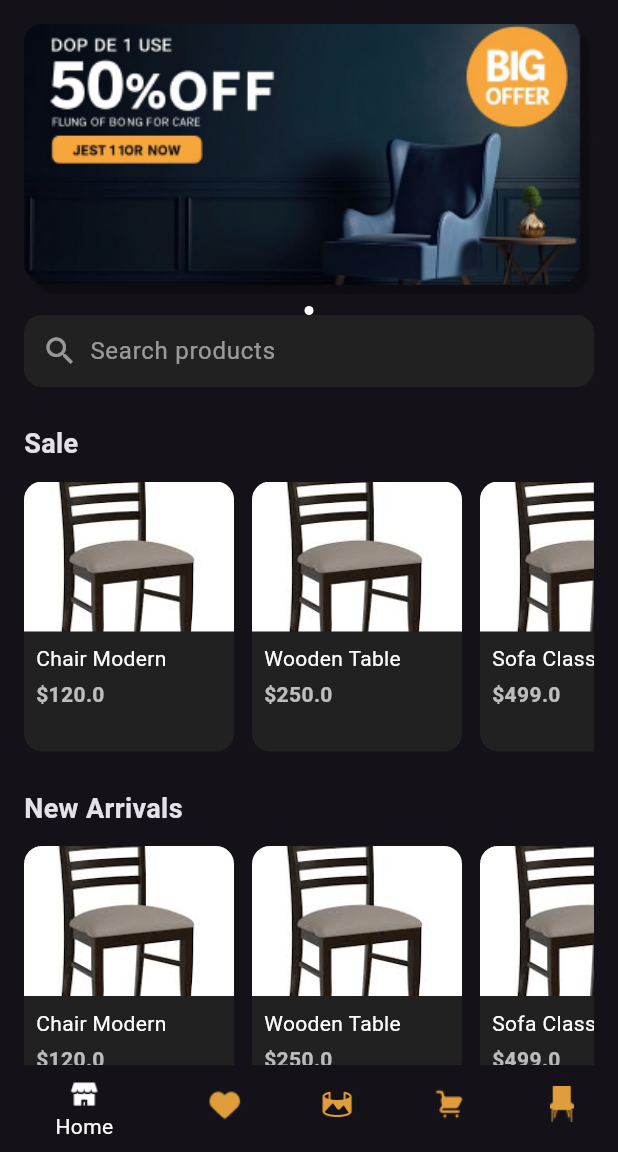
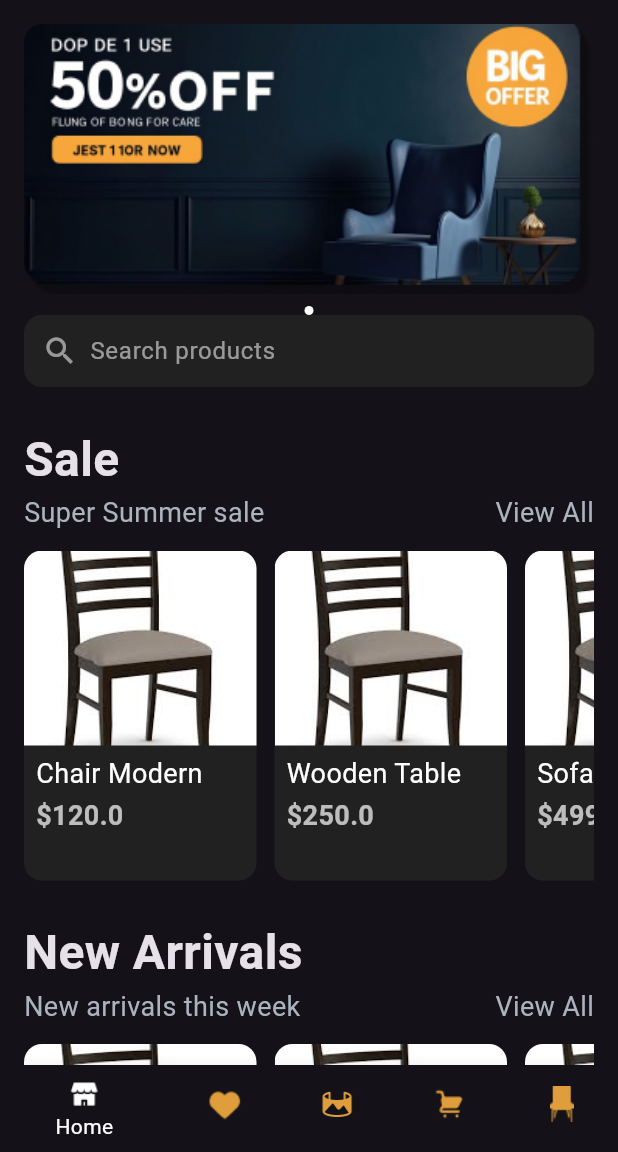
Before and after one commit to LumeoLK/Lumeo-App, a Flutter app: the HomePage screen opened directly, on a phone screen of 412 x 824 dp, the part 84-1236 px from its top. Run offline on Flutter 3.47's test engine with Material 3 defaults, Android fonts, the phone set to English and light mode, and no system bars; our stand-ins replace flutter_riverpod, font_awesome_flutter, get, google_sign_in, shared_preferences; accounts and stored records are empty.

Commit message:
Ui changes

```diff
--- a/demo/lib/pages/home_content.dart
+++ b/demo/lib/pages/home_content.dart
@@ -19,9 +19,9 @@ class HomeContent extends StatelessWidget {
 
           const SearchBarWidget(hintText: "Search products"),
           const SizedBox(height: 25),
-          ProductSection(title: "Sale", products: dummyProducts),
-          ProductSection(title: "New Arrivals", products: dummyProducts),
-          ProductSection(title: "For You", products: dummyProducts),
+          ProductSection(title: "Sale", subTitle: "Super Summer sale", products: dummyProducts),
+          ProductSection(title: "New Arrivals", subTitle: "New arrivals this week", products: dummyProducts),
+          ProductSection(title: "For You", subTitle: "Recommended for you", products: dummyProducts),
         ],
       ),
     );
--- a/demo/lib/product/product_card.dart
+++ b/demo/lib/product/product_card.dart
@@ -9,7 +9,8 @@ class ProductCard extends StatelessWidget {
   @override
   Widget build(BuildContext context) {
     return Container(
-      width: 140,
+      width: 155,
+      height: 150,
       margin: EdgeInsets.only(right: 12),
       decoration: BoxDecoration(
         color: Colors.grey[900],
@@ -23,24 +24,30 @@ class ProductCard extends StatelessWidget {
             borderRadius: BorderRadius.vertical(top: Radius.circular(12)),
             child: Image.asset(
               product.image,
-              height: 100,
+              height: 130,
               width: double.infinity,
               fit: BoxFit.cover,
             ),
           ),
 
           Padding(
-            padding: const EdgeInsets.all(8.0),
+            padding: const EdgeInsets.symmetric(horizontal: 8, vertical: 6),
             child: Column(
               crossAxisAlignment: CrossAxisAlignment.start,
               children: [
-                Text(product.name, style: TextStyle(color: Colors.white)),
-                SizedBox(height: 4),
+                Text(
+                  product.name,
+                  maxLines: 1,
+                  overflow: TextOverflow.ellipsis,
+                  style: TextStyle(color: Colors.white, fontSize: 18),
+                ),
+                SizedBox(height: 2),
                 Text(
                   "\$${product.price}",
                   style: TextStyle(
                     color: Colors.white70,
                     fontWeight: FontWeight.bold,
+                    fontSize: 18,
                   ),
                 ),
               ],
--- a/demo/lib/widgets/product_section.dart
+++ b/demo/lib/widgets/product_section.dart
@@ -3,11 +3,14 @@ import '../product/product_card.dart';
 
 class ProductSection extends StatelessWidget {
   final String title;
+  final String subTitle;
   final List products;
+  final String viewAll = "View All";
 
   const ProductSection({
     super.key,
     required this.title,
+    required this.subTitle,
     required this.products,
   });
 
@@ -19,13 +22,36 @@ class ProductSection extends StatelessWidget {
         Text(
           title,
           style: const TextStyle(
-            fontSize: 18,
+            fontSize: 32,
             fontWeight: FontWeight.bold,
           ),
         ),
+        // subtitle and view more on same row
+        Row(
+          children: [
+            Expanded(
+              child: Text(
+                subTitle,
+                maxLines: 1,
+                overflow: TextOverflow.ellipsis,
+                style: const TextStyle(
+                  fontSize: 18,
+                  color: Color.fromARGB(255, 171, 180, 189),
+                ),
+              ),
+            ),
+            Text(
+              viewAll,
+              style: const TextStyle(
+                fontSize: 18,
+                color: Color.fromARGB(255, 171, 180, 189),
+              ),
+            ),
+          ],
+        ),
         const SizedBox(height: 12),
         SizedBox(
-          height: 180,
+          height: 220,
           child: ListView.builder(
             scrollDirection: Axis.horizontal,
             itemCount: products.length,
```
